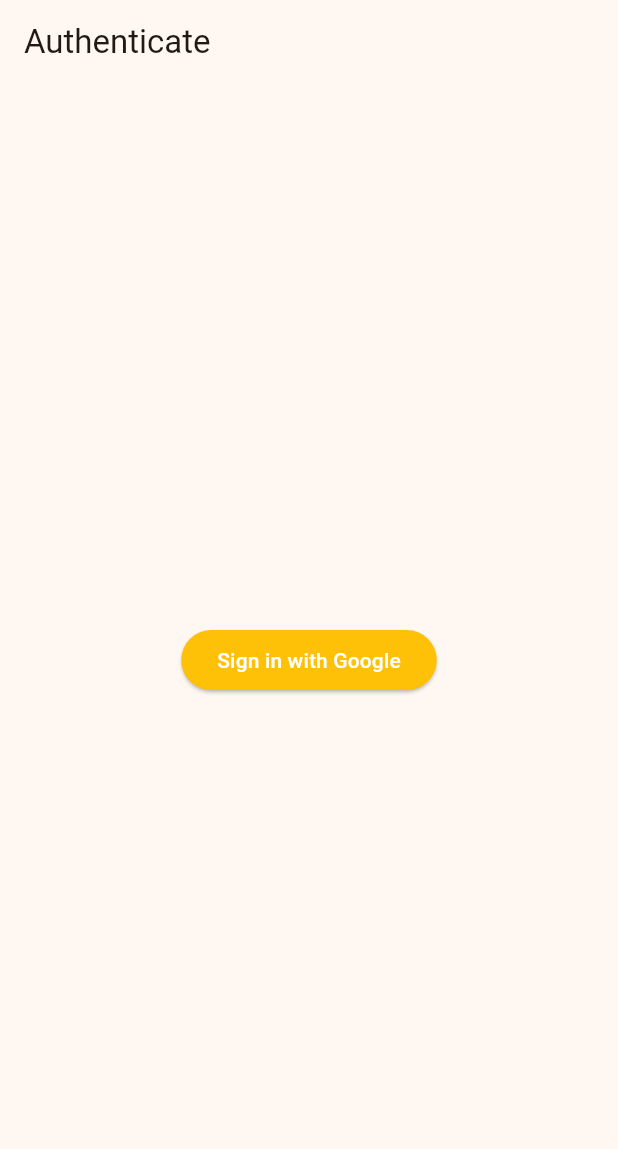
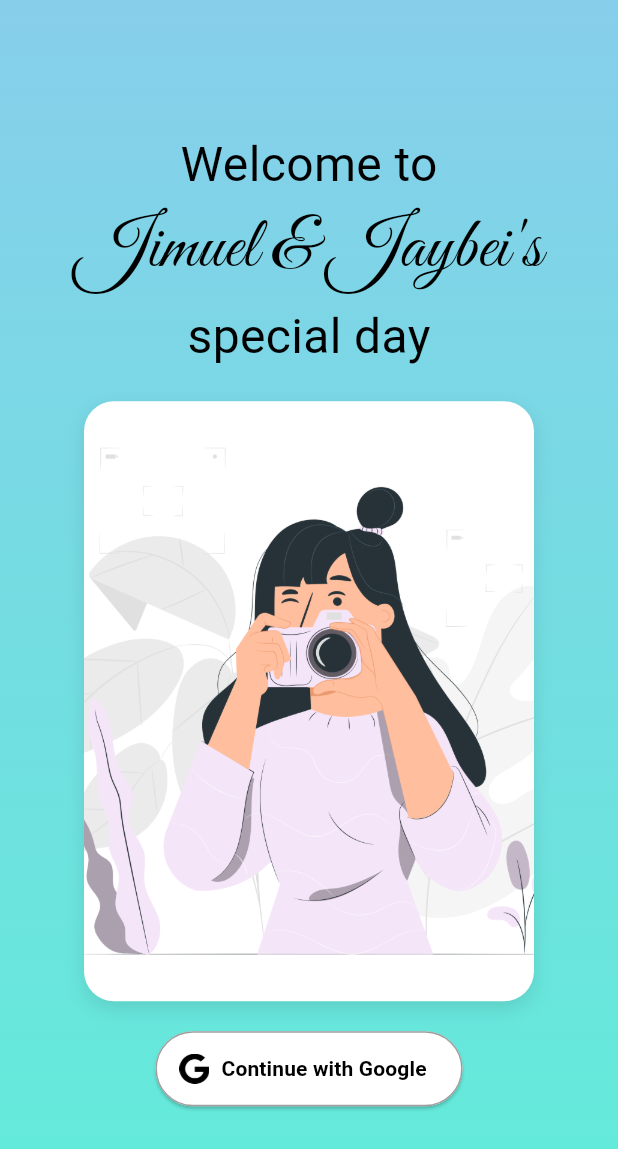
Before and after one commit to jrlbln/lovelense, a Flutter app: the screen it shows after launch, on a phone screen of 412 x 824 dp. Shown: the top 1149 px of the screen. Run offline on Flutter 3.47's test engine with Material 3 defaults, Android fonts, the phone set to English and light mode, and no system bars; our stand-ins replace camera, cloud_firestore, firebase_auth, firebase_core, google_fonts, google_sign_in and 1 more; missing offline and left inert: googleapis; accounts and stored records are empty; generated files the repository leaves out were written again.

Commit message:
feat: add onboarding images, implement app gradients, and refactor authentication screens

```diff
--- a/lib/main.dart
+++ b/lib/main.dart
@@ -2,23 +2,17 @@
 import 'package:flutter/material.dart';
 import 'package:firebase_core/firebase_core.dart';
 import 'package:firebase_auth/firebase_auth.dart';
-import 'package:camera/camera.dart';
-import 'package:lovelense/screens/admin_screen.dart';
-import 'package:lovelense/screens/camera_screen.dart';
-import 'dart:io' show Platform;
 import 'firebase_options.dart';
-import 'screens/auth_screen.dart';
+import 'screens/guests/auth_screen_mobile.dart';
+import 'screens/admin/auth_screen_web.dart';
+import 'screens/admin/admin_screen.dart';
+import 'screens/guests/camera_screen.dart';
 
 void main() async {
   WidgetsFlutterBinding.ensureInitialized();
 
   // Initialize Firebase
   await Firebase.initializeApp(options: firebaseOptions);
-
-  // Check for available cameras (only for Android)
-  if (!kIsWeb && Platform.isAndroid) {
-    await availableCameras();
-  }
 
   runApp(const MainApp());
 }
@@ -28,8 +22,11 @@
 
   @override
   Widget build(BuildContext context) {
+    final isWeb = kIsWeb;
+
     return MaterialApp(
       title: 'Wedding Camera',
+      debugShowCheckedModeBanner: false,
       theme: ThemeData(
         primarySwatch: Colors.blue,
         colorScheme: ColorScheme.fromSeed(
@@ -50,14 +47,18 @@
           if (snapshot.connectionState == ConnectionState.waiting) {
             return const Center(child: CircularProgressIndicator());
           } else if (snapshot.hasData) {
-            // Redirect based on platform
-            if (!kIsWeb && Platform.isAndroid) {
-              return const CameraScreen();
+            // Redirect authenticated users
+            final user = snapshot.data!;
+            if (user.email == 'admin@example.com') {
+              // Redirect admin users
+              return const AdminScreen();
             } else {
-              return const AdminScreen();
+              // Redirect regular users
+              return isWeb ? const AdminScreen() : const CameraScreen();
             }
           } else {
-            return const AuthScreen();
+            // Show authentication screen
+            return isWeb ? const AuthScreenWeb() : const AuthScreenMobile();
           }
         },
       ),
--- a/lib/screens/admin_screen.dart
+++ b/lib/screens/admin/admin_screen.dart
@@ -1,5 +1,5 @@
 import 'package:flutter/material.dart';
-import '../services/google_drive_service.dart';
+import '../../services/google_drive_service.dart';
 
 class AdminScreen extends StatefulWidget {
   const AdminScreen({super.key});
@@ -89,7 +89,7 @@
               )
             : Container(
                 color: Colors.grey[300],
-                child: const Icon(Icons.image, size: 40),
+                child: const Icon(Icons.image, size: 1),
               ),
       ),
     );
--- a/lib/screens/auth_screen.dart
+++ /dev/null
@@ -1,21 +0,0 @@
-import 'package:flutter/material.dart';
-import '../services/auth_service.dart';
-
-class AuthScreen extends StatelessWidget {
-  const AuthScreen({super.key});
-
-  @override
-  Widget build(BuildContext context) {
-    return Scaffold(
-      appBar: AppBar(title: const Text('Authenticate')),
-      body: Center(
-        child: ElevatedButton(
-          onPressed: () async {
-            await AuthService.signInWithGoogle();
-          },
-          child: const Text('Sign in with Google'),
-        ),
-      ),
-    );
-  }
-}
--- /dev/null
+++ b/lib/screens/guests/auth_screen_mobile.dart
@@ -0,0 +1,88 @@
+import 'package:flutter/material.dart';
+import 'package:google_fonts/google_fonts.dart';
+import '../../widgets/google_button.dart';
+import '../../services/auth_service.dart';
+
+class AuthScreenMobile extends StatelessWidget {
+  const AuthScreenMobile({super.key});
+
+  @override
+  Widget build(BuildContext context) {
+    return Scaffold(
+      body: Container(
+        decoration: const BoxDecoration(
+          gradient: LinearGradient(
+            colors: [Color(0xFF87CEEB), Color(0xFF61ECD9)],
+            begin: Alignment.topCenter,
+            end: Alignment.bottomCenter,
+          ),
+        ),
+        child: Center(
+          child: SingleChildScrollView(
+            child: Column(
+              mainAxisAlignment: MainAxisAlignment.center,
+              children: [
+                Text(
+                  'Welcome to',
+                  style: GoogleFonts.portLligatSlab(
+                    fontSize: 32,
+                    color: Colors.black,
+                  ),
+                ),
+                Text(
+                  'Jimuel & Jaybei\'s',
+                  style: GoogleFonts.greatVibes(
+                    fontSize: 48,
+                    color: Colors.black,
+                  ),
+                ),
+                Text(
+                  'special day',
+                  style: GoogleFonts.portLligatSlab(
+                    fontSize: 32,
+                    color: Colors.black,
+                  ),
+                ),
+                const SizedBox(height: 20),
+                Container(
+                  width: 300,
+                  height: 400,
+                  decoration: BoxDecoration(
+                    color: Colors.white,
+                    borderRadius: BorderRadius.circular(20),
+                    boxShadow: [
+                      BoxShadow(
+                        color: Colors.black.withOpacity(0.1),
+                        blurRadius: 10,
+                        offset: const Offset(0, 5),
+                      ),
+                    ],
+                  ),
+                  child: ClipRRect(
+                    borderRadius: BorderRadius.circular(20),
+                    child: Image.asset(
+                      'assets/images/couple_image.png',
+                      fit: BoxFit.cover,
+                    ),
+                  ),
+                ),
+                const SizedBox(height: 20),
+                GoogleButton(
+                  text: 'Continue with Google',
+                  onPressed: () async {
+                    final user = await AuthService.signInWithGoogle();
+                    if (user != null) {
+                      print('Signed in as ${user.displayName}');
+                    } else {
+                      print('Sign-in failed');
+                    }
+                  },
+                ),
+              ],
+            ),
+          ),
+        ),
+      ),
+    );
+  }
+}
--- a/lib/screens/camera_screen.dart
+++ b/lib/screens/guests/camera_screen.dart
@@ -1,7 +1,7 @@
 import 'dart:io';
 import 'package:flutter/material.dart';
 import 'package:camera/camera.dart';
-import '../services/google_drive_service.dart';
+import '../../services/google_drive_service.dart';
 
 class CameraScreen extends StatefulWidget {
   const CameraScreen({super.key});
--- a/lib/screens/home_screen.dart
+++ b/lib/screens/home_screen.dart
@@ -1,7 +1,7 @@
 import 'package:flutter/material.dart';
 import 'package:firebase_auth/firebase_auth.dart';
-import 'camera_screen.dart';
-import 'admin_screen.dart';
+import 'guests/camera_screen.dart';
+import 'admin/admin_screen.dart';
 import '../services/google_drive_service.dart';
 
 class HomeScreen extends StatefulWidget {
--- /dev/null
+++ b/lib/widgets/google_button.dart
@@ -0,0 +1,34 @@
+import 'package:flutter/material.dart';
+
+class GoogleButton extends StatelessWidget {
+  final String text;
+  final VoidCallback onPressed;
+
+  const GoogleButton({super.key, required this.text, required this.onPressed});
+
+  @override
+  Widget build(BuildContext context) {
+    return ElevatedButton.icon(
+      onPressed: onPressed,
+      icon: Image.asset(
+        'assets/images/google_icon.png',
+        height: 20,
+      ),
+      label: Text(
+        text,
+        style: const TextStyle(
+          color: Colors.black,
+          fontWeight: FontWeight.bold,
+        ),
+      ),
+      style: ElevatedButton.styleFrom(
+        backgroundColor: Colors.white,
+        minimumSize: const Size(200, 50),
+        shape: RoundedRectangleBorder(
+          borderRadius: BorderRadius.circular(40),
+          side: const BorderSide(color: Colors.grey),
+        ),
+      ),
+    );
+  }
+}
```
Also changed, not shown: lib/screens/admin/auth_screen_web.dart (added, +108 -0 lines), lib/services/auth_service.dart (+15 -1 lines), lib/theme/app_colors.dart (added, +22 -0 lines), lib/theme/app_gradient.dart (added, +10 -0 lines), lib/widgets/input_field.dart (added, +59 -0 lines), pubspec.yaml (+11 -0 lines), assets/images/couple_image.png (added), assets/images/google_icon.png (added), assets/images/onboarding1.svg (added), assets/images/onboarding2.svg (added), assets/images/onboarding3.svg (added), assets/images/onboarding4.svg (added), assets/images/onboarding5.svg (added), pubspec.lock.
